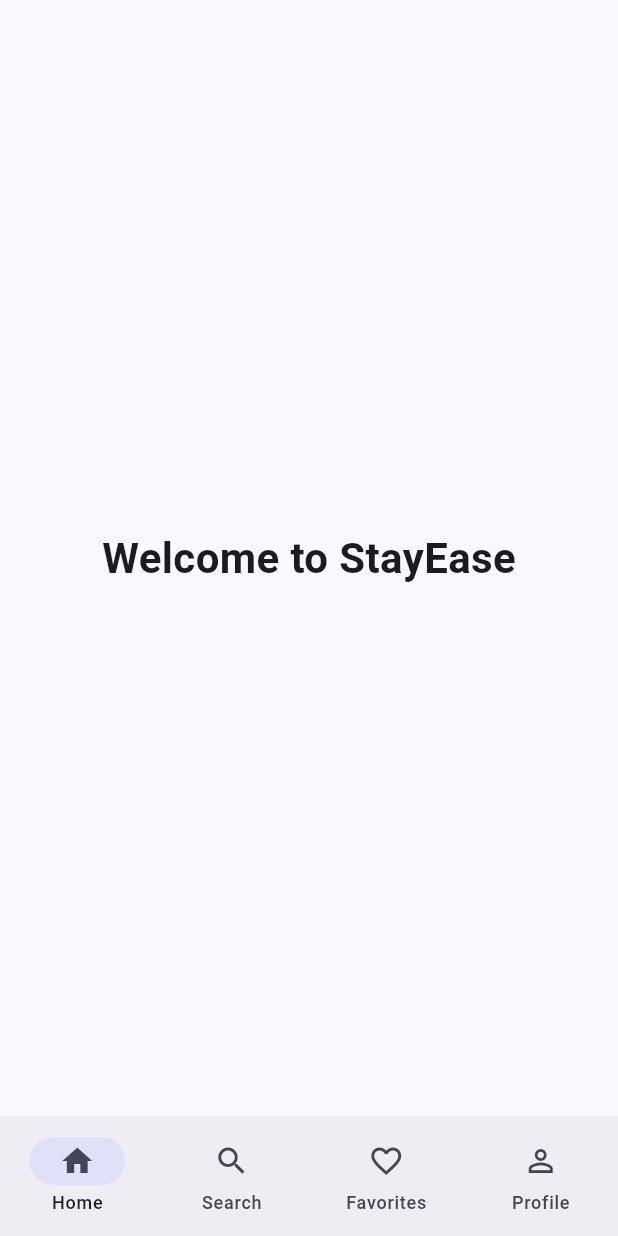
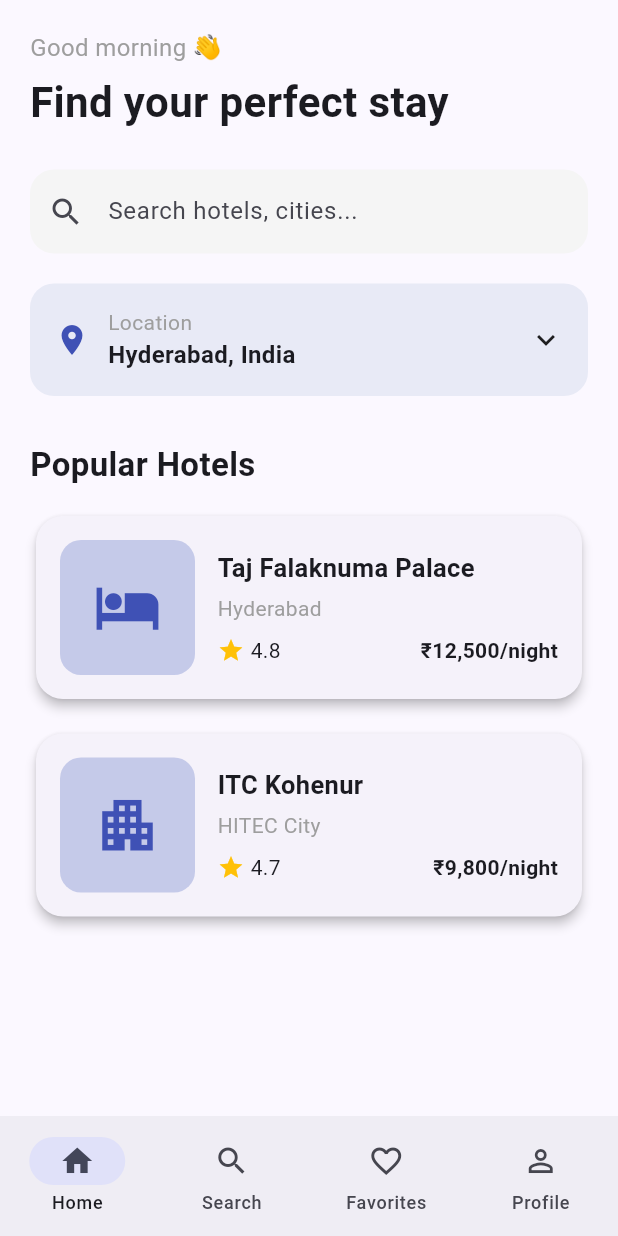
Before and after one commit to nishanthreddyvemireddy-ai/Hotel_Booking_App, a Flutter app: the screen it shows after launch, on a phone screen of 412 x 824 dp. Run offline on Flutter 3.47's test engine with Material 3 defaults, Android fonts, the phone set to English and light mode, and no system bars.

Commit message:
Experiment 3: Build hotel booking dashboard

```diff
--- a/lib/main.dart
+++ b/lib/main.dart
@@ -44,34 +44,28 @@
   Widget build(BuildContext context) {
     return Scaffold(
       body: pages[selectedIndex],
-
       bottomNavigationBar: NavigationBar(
         selectedIndex: selectedIndex,
-
         onDestinationSelected: (index) {
           setState(() {
             selectedIndex = index;
           });
         },
-
         destinations: const [
           NavigationDestination(
             icon: Icon(Icons.home_outlined),
             selectedIcon: Icon(Icons.home),
             label: 'Home',
           ),
-
           NavigationDestination(
             icon: Icon(Icons.search),
             label: 'Search',
           ),
-
           NavigationDestination(
             icon: Icon(Icons.favorite_border),
             selectedIcon: Icon(Icons.favorite),
             label: 'Favorites',
           ),
-
           NavigationDestination(
             icon: Icon(Icons.person_outline),
             selectedIcon: Icon(Icons.person),
@@ -88,12 +82,206 @@
 
   @override
   Widget build(BuildContext context) {
-    return const Center(
-      child: Text(
-        'Welcome to StayEase',
-        style: TextStyle(
-          fontSize: 28,
-          fontWeight: FontWeight.bold,
+    return SafeArea(
+      child: SingleChildScrollView(
+        padding: const EdgeInsets.all(20),
+        child: Column(
+          crossAxisAlignment: CrossAxisAlignment.start,
+          children: [
+            const Text(
+              'Good morning 👋',
+              style: TextStyle(
+                fontSize: 16,
+                color: Colors.grey,
+              ),
+            ),
+            const SizedBox(height: 5),
+            const Text(
+              'Find your perfect stay',
+              style: TextStyle(
+                fontSize: 28,
+                fontWeight: FontWeight.bold,
+              ),
+            ),
+
+            const SizedBox(height: 25),
+
+            TextField(
+              decoration: InputDecoration(
+                hintText: 'Search hotels, cities...',
+                prefixIcon: const Icon(Icons.search),
+                filled: true,
+                fillColor: Colors.grey.shade100,
+                border: OutlineInputBorder(
+                  borderRadius: BorderRadius.circular(16),
+                  borderSide: BorderSide.none,
+                ),
+              ),
+            ),
+
+            const SizedBox(height: 20),
+
+            Container(
+              padding: const EdgeInsets.all(16),
+              decoration: BoxDecoration(
+                color: Colors.indigo.shade50,
+                borderRadius: BorderRadius.circular(16),
+              ),
+              child: const Row(
+                children: [
+                  Icon(
+                    Icons.location_on,
+                    color: Colors.indigo,
+                  ),
+                  SizedBox(width: 12),
+                  Column(
+                    crossAxisAlignment: CrossAxisAlignment.start,
+                    children: [
+                      Text(
+                        'Location',
+                        style: TextStyle(
+                          color: Colors.grey,
+                        ),
+                      ),
+                      Text(
+                        'Hyderabad, India',
+                        style: TextStyle(
+                          fontWeight: FontWeight.bold,
+                          fontSize: 16,
+                        ),
+                      ),
+                    ],
+                  ),
+                  Spacer(),
+                  Icon(Icons.keyboard_arrow_down),
+                ],
+              ),
+            ),
+
+            const SizedBox(height: 30),
+
+            const Text(
+              'Popular Hotels',
+              style: TextStyle(
+                fontSize: 22,
+                fontWeight: FontWeight.bold,
+              ),
+            ),
+
+            const SizedBox(height: 15),
+
+            HotelCard(
+              name: 'Taj Falaknuma Palace',
+              location: 'Hyderabad',
+              rating: '4.8',
+              price: '₹12,500',
+              icon: Icons.hotel,
+            ),
+
+            const SizedBox(height: 15),
+
+            HotelCard(
+              name: 'ITC Kohenur',
+              location: 'HITEC City',
+              rating: '4.7',
+              price: '₹9,800',
+              icon: Icons.apartment,
+            ),
+          ],
+        ),
+      ),
+    );
+  }
+}
+
+class HotelCard extends StatelessWidget {
+  final String name;
+  final String location;
+  final String rating;
+  final String price;
+  final IconData icon;
+
+  const HotelCard({
+    super.key,
+    required this.name,
+    required this.location,
+    required this.rating,
+    required this.price,
+    required this.icon,
+  });
+
+  @override
+  Widget build(BuildContext context) {
+    return Card(
+      elevation: 3,
+      shape: RoundedRectangleBorder(
+        borderRadius: BorderRadius.circular(18),
+      ),
+      child: Padding(
+        padding: const EdgeInsets.all(16),
+        child: Row(
+          children: [
+            Container(
+              width: 90,
+              height: 90,
+              decoration: BoxDecoration(
+                color: Colors.indigo.shade100,
+                borderRadius: BorderRadius.circular(14),
+              ),
+              child: Icon(
+                icon,
+                size: 45,
+                color: Colors.indigo,
+              ),
+            ),
+
+            const SizedBox(width: 15),
+
+            Expanded(
+              child: Column(
+                crossAxisAlignment: CrossAxisAlignment.start,
+                children: [
+                  Text(
+                    name,
+                    style: const TextStyle(
+                      fontSize: 17,
+                      fontWeight: FontWeight.bold,
+                    ),
+                  ),
+
+                  const SizedBox(height: 5),
+
+                  Text(
+                    location,
+                    style: const TextStyle(
+                      color: Colors.grey,
+                    ),
+                  ),
+
+                  const SizedBox(height: 8),
+
+                  Row(
+                    children: [
+                      const Icon(
+                        Icons.star,
+                        size: 18,
+                        color: Colors.amber,
+                      ),
+                      const SizedBox(width: 4),
+                      Text(rating),
+                      const Spacer(),
+                      Text(
+                        '$price/night',
+                        style: const TextStyle(
+                          fontWeight: FontWeight.bold,
+                        ),
+                      ),
+                    ],
+                  ),
+                ],
+              ),
+            ),
+          ],
         ),
       ),
     );
@@ -108,9 +296,7 @@
     return const Center(
       child: Text(
         'Search Hotels',
-        style: TextStyle(
-          fontSize: 24,
-        ),
+        style: TextStyle(fontSize: 24),
       ),
     );
   }
@@ -124,9 +310,7 @@
     return const Center(
       child: Text(
         'Favorite Hotels',
-        style: TextStyle(
-          fontSize: 24,
-        ),
+        style: TextStyle(fontSize: 24),
       ),
     );
   }
@@ -140,9 +324,7 @@
     return const Center(
       child: Text(
         'My Profile',
-        style: TextStyle(
-          fontSize: 24,
-        ),
+        style: TextStyle(fontSize: 24),
       ),
     );
   }
```
